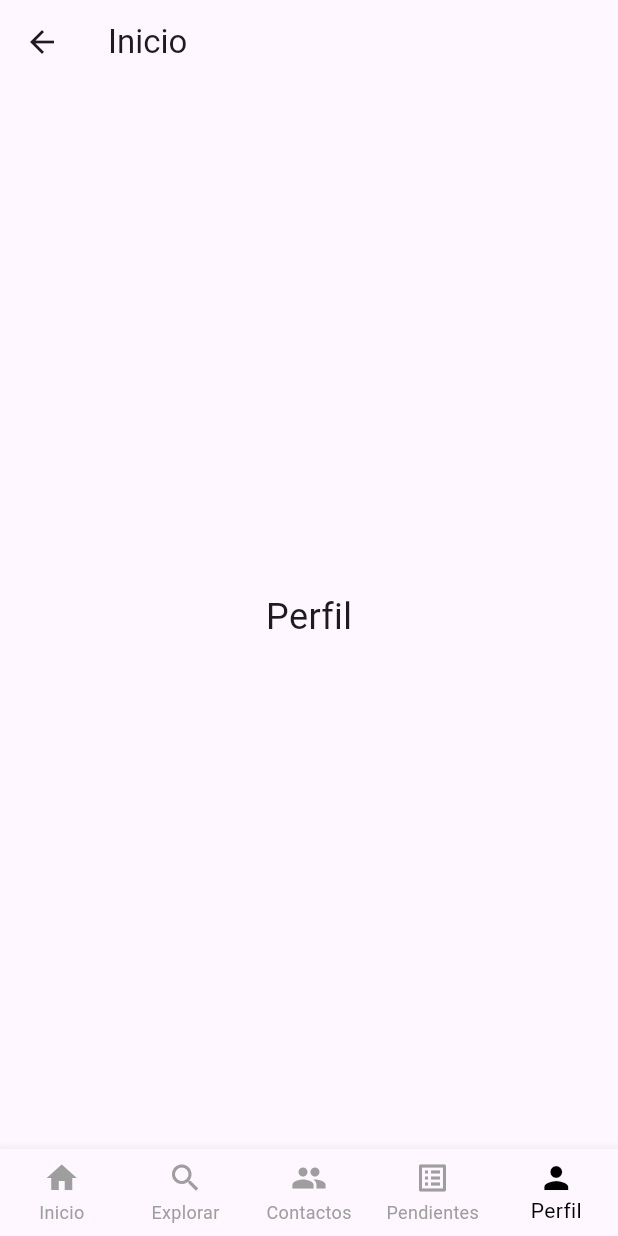
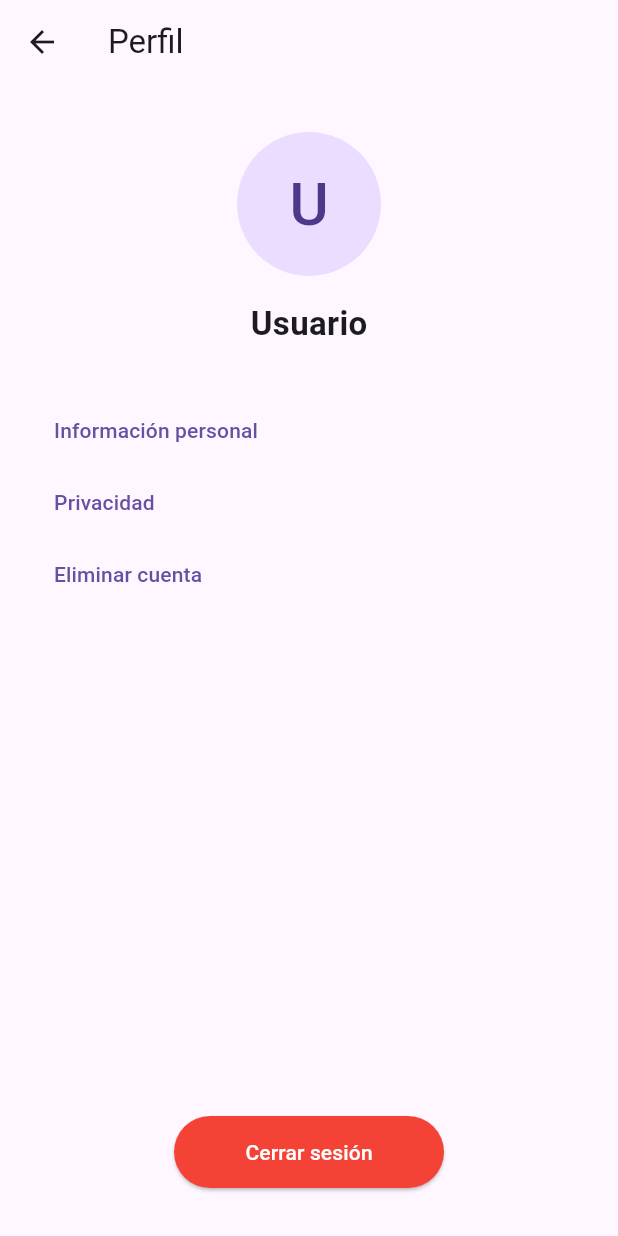
Before and after one commit to YJYordi/ProyectoFlutter-Gonzalez-Espinel-Suarez, a Flutter app: the HomePage screen opened by its route, item 5 of the bottom bar chosen, on a phone screen of 412 x 824 dp. Run offline on Flutter 3.47's test engine with Material 3 defaults, Android fonts, the phone set to English and light mode, and no system bars.

Commit message:
pantalla de perfil

```diff
--- a/proyecto/lib/main.dart
+++ b/proyecto/lib/main.dart
@@ -1,6 +1,7 @@
 import 'package:flutter/material.dart';
 import 'presentation/screens/log_in.dart';
 import 'presentation/screens/home_page.dart';
+import 'presentation/screens/profile_screen.dart';
 
 void main() {
   runApp(const MyApp());
@@ -17,6 +18,12 @@ class MyApp extends StatelessWidget {
       routes: {
         '/': (context) => const LoginPage(),
         '/home': (context) => const HomePage(),
+        '/perfil': (context) {
+          final args =
+              ModalRoute.of(context)?.settings.arguments as String? ??
+              'Usuario';
+          return ProfileScreen(usuario: args);
+        },
       },
     );
   }
--- a/proyecto/lib/presentation/screens/home_page.dart
+++ b/proyecto/lib/presentation/screens/home_page.dart
@@ -232,9 +232,14 @@ class _HomePageState extends State<HomePage> {
         type: BottomNavigationBarType.fixed,
         currentIndex: _selectedIndex,
         onTap: (index) {
-          setState(() {
-            _selectedIndex = index;
-          });
+          if (index == 4) {
+            // Navegar a la pantalla de perfil
+            Navigator.pushNamed(context, '/perfil', arguments: usuario);
+          } else {
+            setState(() {
+              _selectedIndex = index;
+            });
+          }
         },
         selectedItemColor: Colors.black,
         unselectedItemColor: Colors.grey,
--- /dev/null
+++ b/proyecto/lib/presentation/screens/profile_screen.dart
@@ -0,0 +1,80 @@
+import 'package:flutter/material.dart';
+
+class ProfileScreen extends StatelessWidget {
+  final String usuario;
+  const ProfileScreen({super.key, required this.usuario});
+
+  @override
+  Widget build(BuildContext context) {
+    return Scaffold(
+      appBar: AppBar(title: const Text('Perfil')),
+      body: Padding(
+        padding: const EdgeInsets.symmetric(horizontal: 24.0, vertical: 32.0),
+        child: Column(
+          children: [
+            // Foto/Icono usuario
+            Center(
+              child: CircleAvatar(
+                radius: 48,
+                child: Text(
+                  usuario.isNotEmpty ? usuario[0].toUpperCase() : '?',
+                  style: const TextStyle(fontSize: 40),
+                ),
+              ),
+            ),
+            const SizedBox(height: 16),
+            // Nombre usuario
+            Center(
+              child: Text(
+                usuario,
+                style: const TextStyle(
+                  fontSize: 22,
+                  fontWeight: FontWeight.bold,
+                ),
+              ),
+            ),
+            const SizedBox(height: 32),
+            // Botones alineados a la izquierda
+            Align(
+              alignment: Alignment.centerLeft,
+              child: Column(
+                crossAxisAlignment: CrossAxisAlignment.start,
+                children: [
+                  TextButton(
+                    onPressed: () {},
+                    child: const Text('Información personal'),
+                  ),
+                  TextButton(onPressed: () {}, child: const Text('Privacidad')),
+                  TextButton(
+                    onPressed: () {},
+                    child: const Text('Eliminar cuenta'),
+                  ),
+                ],
+              ),
+            ),
+            const Spacer(),
+            // Botón cerrar sesión centrado y rojo
+            Center(
+              child: ElevatedButton(
+                style: ElevatedButton.styleFrom(
+                  backgroundColor: Colors.red,
+                  foregroundColor: Colors.white,
+                  minimumSize: const Size(180, 48),
+                ),
+                onPressed: () {
+                  // Aquí puedes limpiar el estado de sesión si lo tienes
+                  Navigator.pushNamedAndRemoveUntil(
+                    context,
+                    '/',
+                    (route) => false,
+                  );
+                },
+                child: const Text('Cerrar sesión'),
+              ),
+            ),
+          ],
+        ),
+      ),
+    );
+  }
+}
```
